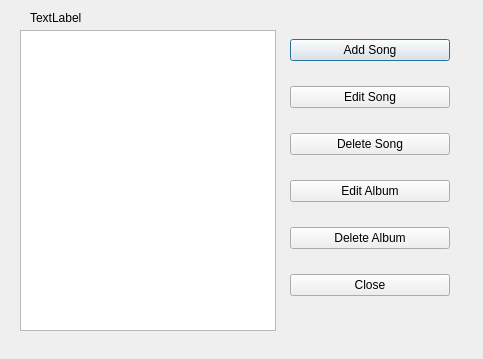
This is albumsongsdialog.ui in Kiana-hash/MusicAppQt as Qt 5 draws it before an edit. The edited form follows.
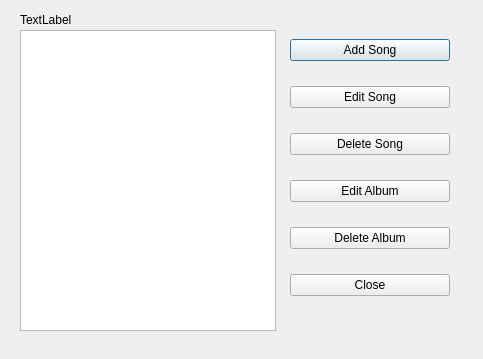
This is the edited form.

Diff of the .ui file:
```diff
--- a/albumsongsdialog.ui
+++ b/albumsongsdialog.ui
@@ -80,10 +80,10 @@
   <widget class="QLabel" name="titleLabel">
    <property name="geometry">
     <rect>
-     <x>30</x>
+     <x>20</x>
      <y>10</y>
-     <width>111</width>
-     <height>16</height>
+     <width>121</width>
+     <height>20</height>
     </rect>
    </property>
    <property name="text">
```
